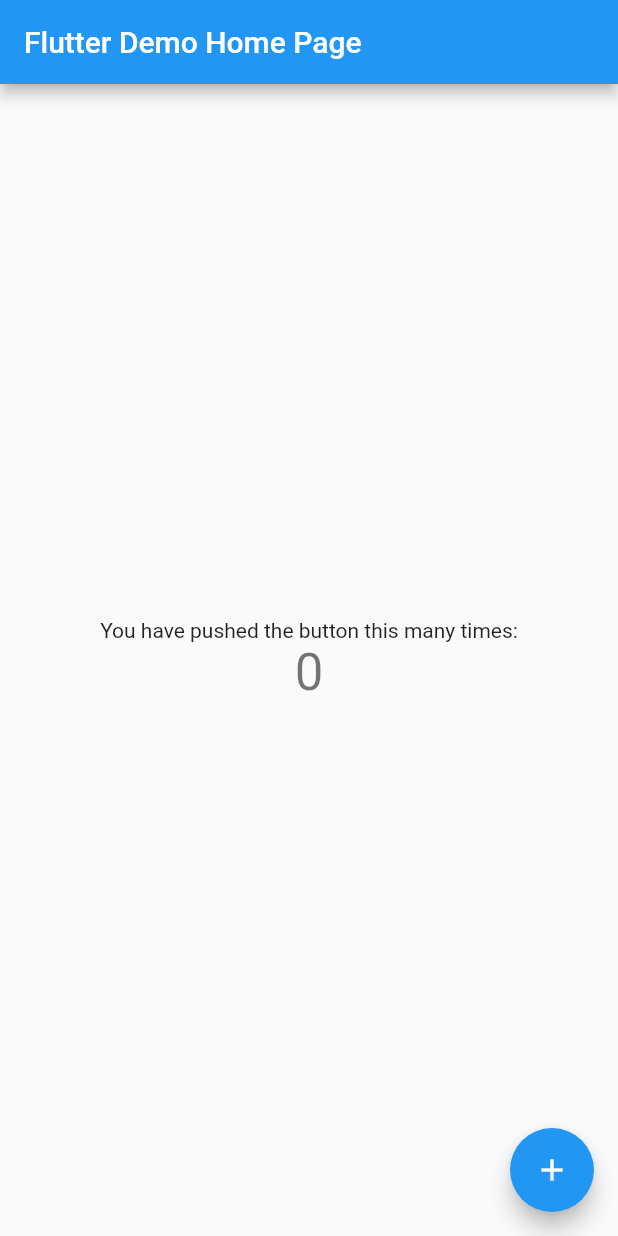
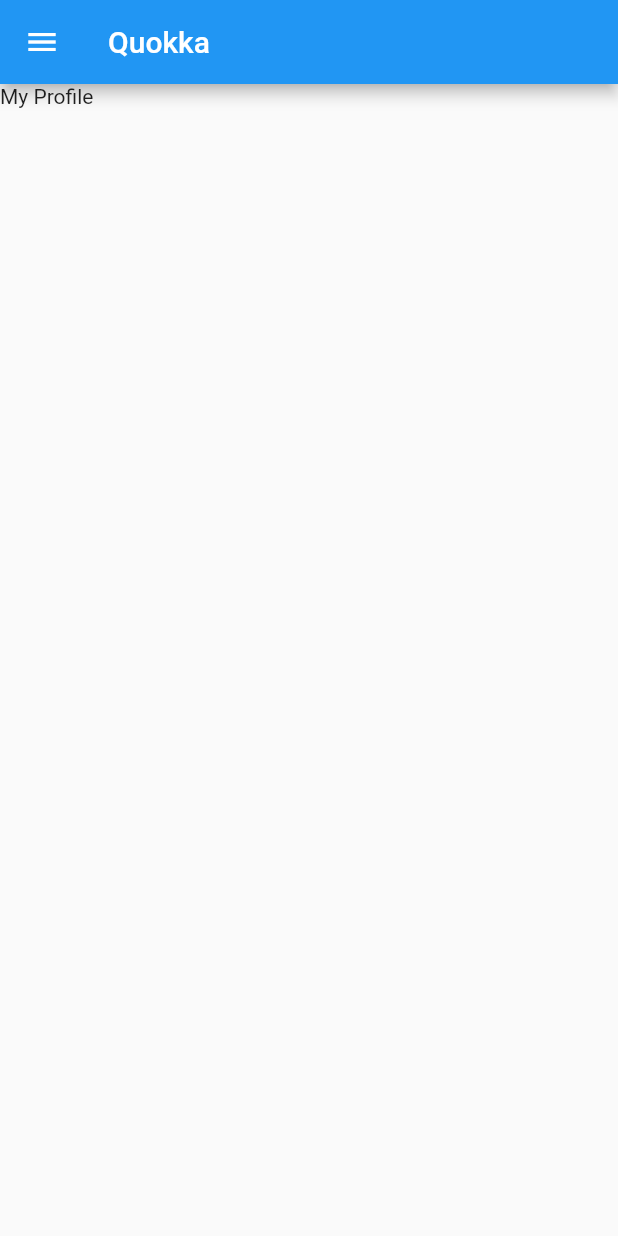
Before and after one commit to marimuq/DECO3500, a Flutter app: the screen it shows after launch, on a phone screen of 412 x 824 dp. Run offline on Flutter 3.47's test engine with Material 2 defaults, Android fonts, the phone set to English and light mode, and no system bars.

Commit message:
upload simple base app, focus on trip board

```diff
--- a/quokka_app/lib/main.dart
+++ b/quokka_app/lib/main.dart
@@ -1,115 +1,131 @@
 import 'package:flutter/material.dart';
 
 void main() {
-  runApp(const MyApp());
+  runApp(const Quokka());
 }
 
-class MyApp extends StatelessWidget {
-  const MyApp({super.key});
+class Quokka extends StatefulWidget {
+  const Quokka({super.key});
 
-  // This widget is the root of your application.
+  @override
+  State<Quokka> createState() => _QuokkaState();
+}
+
+class _QuokkaState extends State<Quokka> {
+  Widget mainWidget = Profile();
+
   @override
   Widget build(BuildContext context) {
     return MaterialApp(
-      title: 'Flutter Demo',
-      theme: ThemeData(
-        // This is the theme of your application.
-        //
-        // Try running your application with "flutter run". You'll see the
-        // application has a blue toolbar. Then, without quitting the app, try
-        // changing the primarySwatch below to Colors.green and then invoke
-        // "hot reload" (press "r" in the console where you ran "flutter run",
-        // or simply save your changes to "hot reload" in a Flutter IDE).
-        // Notice that the counter didn't reset back to zero; the application
-        // is not restarted.
-        primarySwatch: Colors.blue,
+      title: 'Quokka',
+      home: Builder(
+        builder: (context) => Scaffold(
+          appBar: AppBar(
+            title: Text('Quokka'),
+          ),
+          drawer: Drawer(
+            child: ListView(
+              padding: EdgeInsets.zero,
+              children: <Widget>[
+                ListTile(
+                  title: Text('My Profile'),
+                  onTap: () {
+                    setState(() {
+                      mainWidget = Profile();
+                    });
+                    Navigator.pop(context);
+                  },
+                ),
+                ListTile(
+                  title: Text('Trip Board'),
+                  onTap: () {
+                    setState(() {
+                      mainWidget = TripBoard();
+                    });
+                    Navigator.pop(context);
+                  },
+                )
+              ],
+            ),
+          ),
+          body: mainWidget,
+        ),
       ),
-      home: const MyHomePage(title: 'Flutter Demo Home Page'),
     );
   }
 }
 
-class MyHomePage extends StatefulWidget {
-  const MyHomePage({super.key, required this.title});
-
-  // This widget is the home page of your application. It is stateful, meaning
-  // that it has a State object (defined below) that contains fields that affect
-  // how it looks.
-
-  // This class is the configuration for the state. It holds the values (in this
-  // case the title) provided by the parent (in this case the App widget) and
-  // used by the build method of the State. Fields in a Widget subclass are
-  // always marked "final".
-
-  final String title;
-
+class Profile extends StatelessWidget {
   @override
-  State<MyHomePage> createState() => _MyHomePageState();
+  Widget build(BuildContext context) {
+    return Scaffold(
+      body: Text('My Profile'),
+    );
+  }
 }
 
-class _MyHomePageState extends State<MyHomePage> {
-  int _counter = 0;
+class TripBoard extends StatelessWidget {
+  @override
+  Widget build(BuildContext context) {
+    return Scaffold(
+        appBar: AppBar(
+          title: Text(
+            'Trip Board',
+            textAlign: TextAlign.center,
+            style: TextStyle(fontSize: 18, color: Colors.black45),
+          ),
+          centerTitle: true,
+          backgroundColor: Colors.white,
+          shadowColor: Colors.white,
+        ),
+        body: Row(
+          mainAxisSize: MainAxisSize.max,
+          mainAxisAlignment: MainAxisAlignment.spaceEvenly,
+          children: <Widget>[
+            ElevatedButton(
+              child: Text('Activities'),
+              onPressed: () {
+                Text('pressed');
+                Navigator.push(
+                  context,
+                  MaterialPageRoute(builder: (context) => const Activities()),
+                );
+              },
+            ),
+          ],
+        ));
+  }
+}
 
-  void _incrementCounter() {
-    setState(() {
-      // This call to setState tells the Flutter framework that something has
-      // changed in this State, which causes it to rerun the build method below
-      // so that the display can reflect the updated values. If we changed
-      // _counter without calling setState(), then the build method would not be
-      // called again, and so nothing would appear to happen.
-      _counter++;
-    });
-  }
+class Activities extends StatelessWidget {
+  const Activities({super.key});
 
   @override
   Widget build(BuildContext context) {
-    // This method is rerun every time setState is called, for instance as done
-    // by the _incrementCounter method above.
-    //
-    // The Flutter framework has been optimized to make rerunning build methods
-    // fast, so that you can just rebuild anything that needs updating rather
-    // than having to individually change instances of widgets.
     return Scaffold(
       appBar: AppBar(
-        // Here we take the value from the MyHomePage object that was created by
-        // the App.build method, and use it to set our appbar title.
-        title: Text(widget.title),
+        title: const Text('Activities'),
       ),
       body: Center(
-        // Center is a layout widget. It takes a single child and positions it
-        // in the middle of the parent.
-        child: Column(
-          // Column is also a layout widget. It takes a list of children and
-          // arranges them vertically. By default, it sizes itself to fit its
-          // children horizontally, and tries to be as tall as its parent.
-          //
-          // Invoke "debug painting" (press "p" in the console, choose the
-          // "Toggle Debug Paint" action from the Flutter Inspector in Android
-          // Studio, or the "Toggle Debug Paint" command in Visual Studio Code)
-          // to see the wireframe for each widget.
-          //
-          // Column has various properties to control how it sizes itself and
-          // how it positions its children. Here we use mainAxisAlignment to
-          // center the children vertically; the main axis here is the vertical
-          // axis because Columns are vertical (the cross axis would be
-          // horizontal).
-          mainAxisAlignment: MainAxisAlignment.center,
+        child: ListView(
+          padding: const EdgeInsets.all(8),
           children: <Widget>[
-            const Text(
-              'You have pushed the button this many times:',
-            ),
-            Text(
-              '$_counter',
-              style: Theme.of(context).textTheme.headline4,
-            ),
+            Row(
+              crossAxisAlignment: CrossAxisAlignment.start,
+              mainAxisAlignment: MainAxisAlignment.start,
+              children: [
+                Image.asset('assets/brisbane/gallery_of_modern_arts.jpg',
+                    width: 100, fit: BoxFit.fill),
+                SizedBox(width: 10),
+                Column(
+                  crossAxisAlignment: CrossAxisAlignment.start,
+                  children: [Text('Gallery of Modern Arts')],
+                ),
+              ],
+            )
           ],
         ),
       ),
-      floatingActionButton: FloatingActionButton(
-        onPressed: _incrementCounter,
-        tooltip: 'Increment',
-        child: const Icon(Icons.add),
-      ), // This trailing comma makes auto-formatting nicer for build methods.
     );
   }
 }
--- a/quokka_app/pubspec.yaml
+++ b/quokka_app/pubspec.yaml
@@ -60,7 +60,8 @@ flutter:
   uses-material-design: true
 
   # To add assets to your application, add an assets section, like this:
-  # assets:
+  assets:
+    - assets/brisbane/gallery_of_modern_arts.jpg
   #   - images/a_dot_burr.jpeg
   #   - images/a_dot_ham.jpeg
 
```
Also changed, not shown: quokka_app/assets/brisbane/gallery_of_modern_arts.jpg (added), 1 other file.
